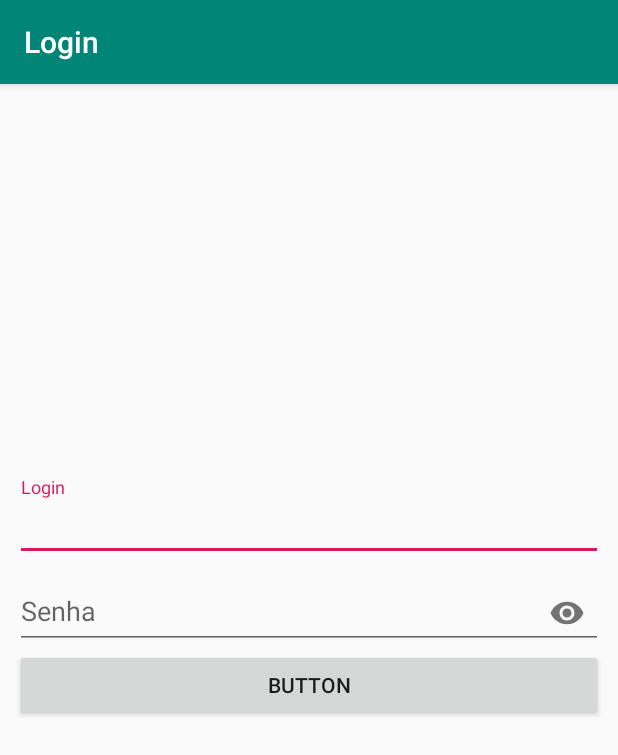
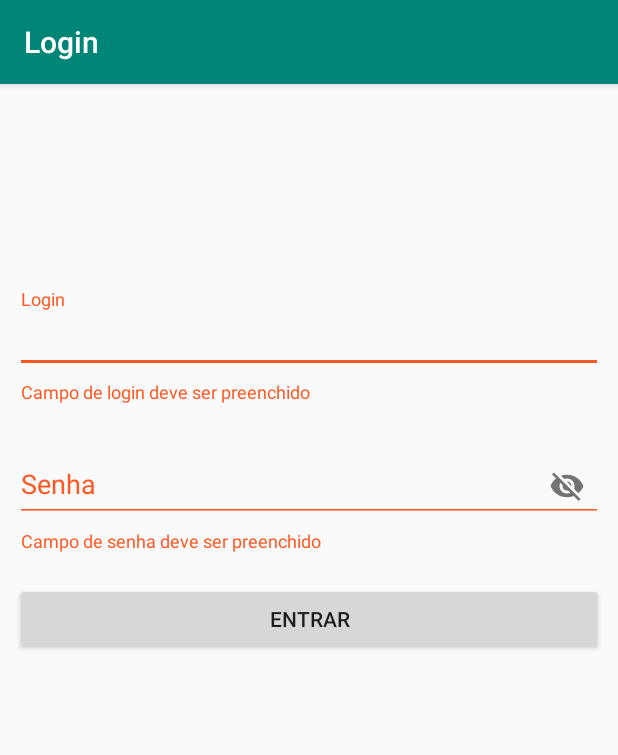
Before and after one commit to leoallvez/Android-lab, an Android app: the screen it shows after launch (MainActivity), after a tap on an icon or button, on a phone screen of 412 x 824 dp. Shown: the top 755 px of the screen. Run offline under Robolectric (Android 15) with nearby library versions, the phone set to English and light mode, and no system bars; 1 other tap on this screen came first.

Commit message:
mensagem de erro;.

```diff
--- a/Login/app/src/main/java/dominando/android/login/MainActivity.kt
+++ b/Login/app/src/main/java/dominando/android/login/MainActivity.kt
@@ -2,11 +2,31 @@ package dominando.android.login
 
 import androidx.appcompat.app.AppCompatActivity
 import android.os.Bundle
+import kotlinx.android.synthetic.main.activity_main.*
 
 class MainActivity : AppCompatActivity() {
 
     override fun onCreate(savedInstanceState: Bundle?) {
         super.onCreate(savedInstanceState)
         setContentView(R.layout.activity_main)
+
+
+        btn_entrar.setOnClickListener {
+
+            txt_login.error = null
+            txt_password.error = null
+
+            val login = txt_login.editText?.text.toString()
+            val password = txt_password.editText?.text.toString()
+
+            if(login.isNullOrEmpty()) {
+                txt_login.error = "Campo de login deve ser preenchido"
+            }
+
+            if(password.isNullOrEmpty()) {
+                txt_password.error = "Campo de senha deve ser preenchido"
+            }
+        }
+
     }
 }
--- a/Login/app/src/main/res/layout/activity_main.xml
+++ b/Login/app/src/main/res/layout/activity_main.xml
@@ -7,52 +7,61 @@
     android:padding="10dp"
     tools:context=".MainActivity">
 
+
+    <ImageView
+        android:id="@+id/imageView"
+        android:layout_width="wrap_content"
+        android:layout_height="wrap_content"
+        app:layout_constraintBottom_toTopOf="@+id/txt_login"
+        app:layout_constraintEnd_toEndOf="parent"
+        app:layout_constraintStart_toStartOf="parent"
+        app:layout_constraintTop_toTopOf="parent"
+        app:layout_constraintVertical_bias="0.22000003"
+        app:layout_constraintVertical_chainStyle="packed"
+        tools:srcCompat="@tools:sample/avatars" />
+
     <com.google.android.material.textfield.TextInputLayout
-        android:id="@+id/textInputLayout2"
+        android:id="@+id/txt_login"
         android:layout_width="match_parent"
         android:layout_height="wrap_content"
-        app:layout_constraintBottom_toTopOf="@+id/textInputLayout"
-        app:layout_constraintHorizontal_bias="0.5"
-        app:layout_constraintLeft_toLeftOf="parent"
-        app:layout_constraintRight_toRightOf="parent"
-        app:layout_constraintTop_toTopOf="parent"
-        app:layout_constraintVertical_bias="0.43"
-        app:layout_constraintVertical_chainStyle="packed">
+        android:layout_marginTop="20dp"
+        app:layout_constraintBottom_toTopOf="@+id/txt_password"
+        app:layout_constraintTop_toBottomOf="@+id/imageView"
+        tools:layout_editor_absoluteX="-27dp">
 
         <com.google.android.material.textfield.TextInputEditText
             android:layout_width="match_parent"
             android:layout_height="wrap_content"
+            android:imeOptions="actionGo"
             android:hint="Login" />
     </com.google.android.material.textfield.TextInputLayout>
 
-
     <com.google.android.material.textfield.TextInputLayout
-        android:id="@+id/textInputLayout"
+        android:id="@+id/txt_password"
         android:layout_width="match_parent"
         android:layout_height="wrap_content"
-        app:layout_constraintBottom_toTopOf="@+id/button2"
-        app:layout_constraintHorizontal_bias="0.5"
-        app:layout_constraintLeft_toLeftOf="parent"
-        app:layout_constraintRight_toRightOf="parent"
-        app:layout_constraintTop_toBottomOf="@+id/textInputLayout2"
-        app:layout_constraintVertical_bias="0.352"
-        app:passwordToggleEnabled="true">
+        android:layout_marginTop="20dp"
+        app:layout_constraintBottom_toTopOf="@+id/btn_entrar"
+        app:layout_constraintTop_toBottomOf="@+id/txt_login"
+        app:passwordToggleEnabled="true"
+        tools:layout_editor_absoluteX="-27dp">
 
         <com.google.android.material.textfield.TextInputEditText
             android:layout_width="match_parent"
             android:layout_height="wrap_content"
-            android:hint="Senha" />
+            android:hint="Senha"
+            android:imeOptions="actionDone"
+            android:inputType="textPassword" />
 
     </com.google.android.material.textfield.TextInputLayout>
 
     <Button
-        android:id="@+id/button2"
+        android:id="@+id/btn_entrar"
         android:layout_width="match_parent"
         android:layout_height="wrap_content"
-        android:text="Button"
+        android:layout_marginTop="20dp"
+        android:text="Entrar"
         app:layout_constraintBottom_toBottomOf="parent"
-        app:layout_constraintTop_toBottomOf="@+id/textInputLayout"
-        tools:layout_editor_absoluteX="173dp" />
-
-
+        app:layout_constraintTop_toBottomOf="@+id/txt_password"
+        tools:layout_editor_absoluteX="-27dp" />
 </androidx.constraintlayout.widget.ConstraintLayout>
```
